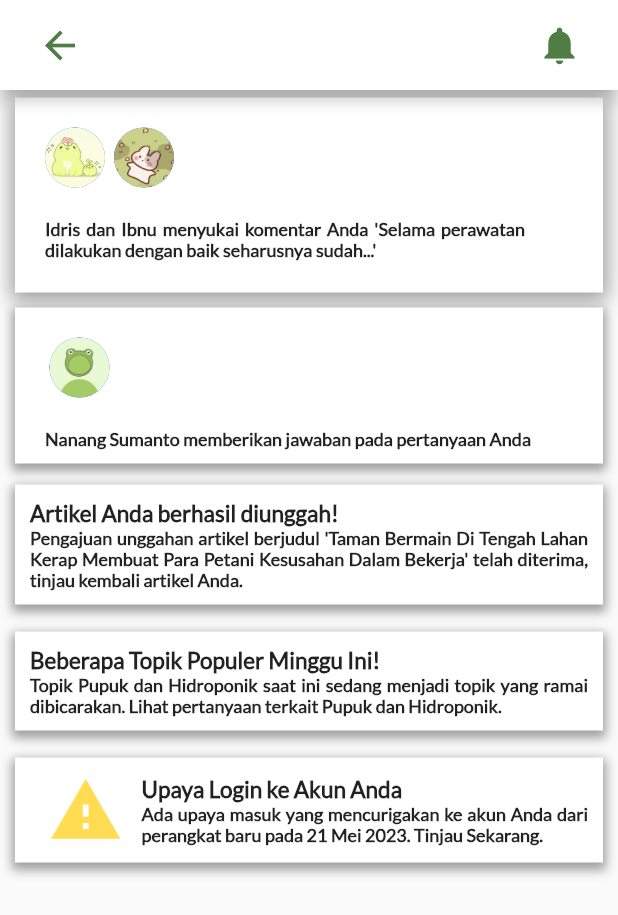
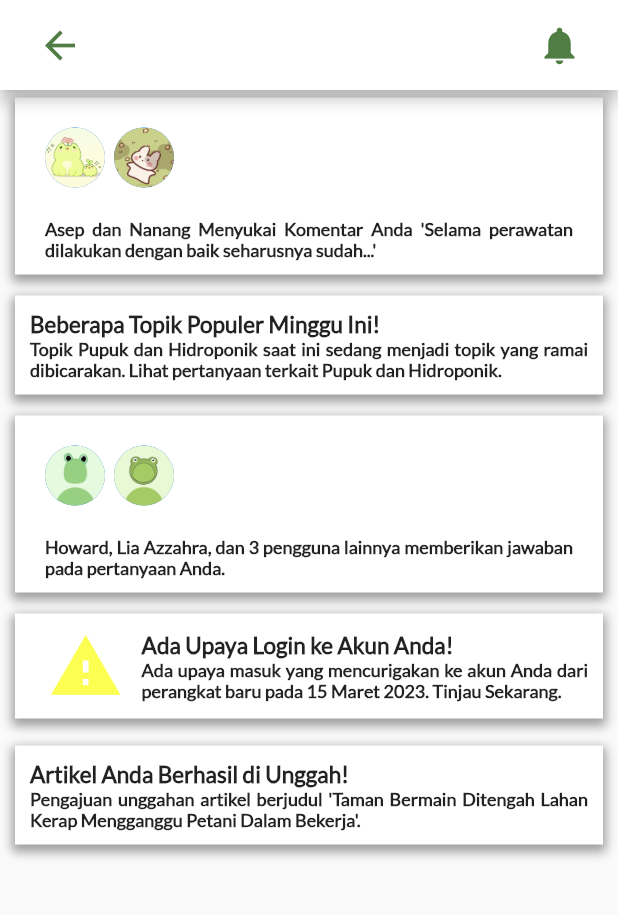
Before and after one commit to anandashadrina/AgroTalk, a Flutter app: the NotificationUserPage screen opened directly, on a phone screen of 412 x 824 dp. Shown: the top 915 px of the screen. Run offline on Flutter 3.47's test engine with Material 2 defaults, Android fonts, the phone set to English and light mode, and no system bars; our stand-ins replace font_awesome_flutter; missing offline and left inert: image_card.

Commit message:
update notif

```diff
--- a/lib/Pages/User Page/NotificationUserPage.dart
+++ b/lib/Pages/User Page/NotificationUserPage.dart
@@ -20,7 +20,7 @@ class _NotificationUserPageState extends State<NotificationUserPage> {
         title: IconButton(
           icon: Icon(
             Icons.arrow_back,
-            color: Color(0xFF4F7D43),
+            color: const Color(0xFF4F7D43),
             size: 30,
           ),
           onPressed: () {
@@ -37,7 +37,7 @@ class _NotificationUserPageState extends State<NotificationUserPage> {
               color: Color(0xFF4F7D43),
               size: 30,
             ),
-            padding: EdgeInsets.fromLTRB(10, 0, 30, 0),
+            padding: const EdgeInsets.fromLTRB(10, 0, 30, 0),
           ),
         ],
       ),
@@ -49,29 +49,26 @@ class _NotificationUserPageState extends State<NotificationUserPage> {
               child: Column(
                 crossAxisAlignment: CrossAxisAlignment.start,
                 children: [
+
                   // isi notifikasi
                   Padding(
                     padding: const EdgeInsets.symmetric(vertical: 5),
                     child: Container(
-                      width: 400,
-                      height: 130,
                       decoration: BoxDecoration(
                         color: Colors.white,
                         boxShadow: [
                           BoxShadow(
                               color: Colors.grey,
-                              spreadRadius: 3,
-                              blurRadius: 10,
+                              spreadRadius: 2,
+                              blurRadius: 5,
                               offset: Offset(0, 3))
                         ],
                       ),
                       child: Column(
                         crossAxisAlignment: CrossAxisAlignment.start,
                         children: [
-                          //isi notif
                           Padding(
-                            padding: const EdgeInsets.symmetric(
-                                horizontal: 20, vertical: 20),
+                            padding: const EdgeInsets.all(20),
                             child: Row(
                               children: [
                                 Container(
@@ -94,58 +91,6 @@ class _NotificationUserPageState extends State<NotificationUserPage> {
                             ),
                           ),
                           Container(
-                            width: 360,
-                            child: Expanded(
-                                child: Padding(
-                              padding: EdgeInsets.only(
-                                  left: 20, bottom: 10, right: 20),
-                              child: Text(
-                                "Idris dan Ibnu menyukai komentar Anda 'Selama perawatan dilakukan dengan baik seharusnya sudah...'",
-                                textAlign: TextAlign.justify,
-                                style: TextStyle(
-                                    fontSize: 12,
-                                    fontFamily: 'lato',
-                                    fontWeight: FontWeight.bold),
-                              ),
-                            )),
-                          ),
-                        ],
-                      ),
-                    ),
-                  ),
-                   // isi notifikasi
-                  Padding(
-                    padding: const EdgeInsets.symmetric(vertical: 5),
-                    child: Container(
-                      decoration: BoxDecoration(
-                        color: Colors.white,
-                        boxShadow: [
-                          BoxShadow(
-                              color: Colors.grey,
-                              spreadRadius: 2,
-                              blurRadius: 5,
-                              offset: Offset(0, 3))
-                        ],
-                      ),
-                      child: Column(
-                        crossAxisAlignment: CrossAxisAlignment.start,
-                        children: [
-                          Padding(
-                            padding: const EdgeInsets.all(20),
-                            child: Row(
-                              children: [
-                                Container(
-                                  padding: const EdgeInsets.only(left: 3),
-                                  child: const CircleAvatar(
-                                    radius: 20,
-                                    backgroundImage:
-                                        AssetImage('assets/image/user2.jpg'),
-                                  ),
-                                ),
-                              ],
-                            ),
-                          ),
-                          Container(
                             padding: EdgeInsets.only(
                                 left: 20, bottom: 10, right: 20),
                             child: Expanded(
@@ -154,7 +99,7 @@ class _NotificationUserPageState extends State<NotificationUserPage> {
                                   Wrap(
                                     children: [
                                       Text(
-                                        "Nanang Sumanto memberikan jawaban pada pertanyaan Anda",
+                                        "Asep dan Nanang Menyukai Komentar Anda 'Selama perawatan dilakukan dengan baik seharusnya sudah...'",
                                         textAlign: TextAlign.justify,
                                         style: TextStyle(
                                             fontSize: 12,
@@ -169,59 +114,6 @@ class _NotificationUserPageState extends State<NotificationUserPage> {
                           ),
                         ],
                       ),
-                    ),
-                  ),
-
-                   //isi notifikasi
-                    Padding(
-                    padding: const EdgeInsets.symmetric(vertical: 9),
-                    child: Container(
-                      decoration: BoxDecoration(
-                        color: Colors.white,
-                        boxShadow: [
-                          BoxShadow(
-                              color: Colors.grey,
-                              spreadRadius: 2,
-                              blurRadius: 5,
-                              offset: Offset(0, 3))
-                        ],
-                      ),
-                      child: Row(
-                        mainAxisAlignment: MainAxisAlignment.center,
-                        crossAxisAlignment: CrossAxisAlignment.center,
-                        children: [
-                          Expanded(
-                            flex: 4,
-                            child: Column(
-                              crossAxisAlignment: CrossAxisAlignment.start,
-                              // mainAxisAlignment: MainAxisAlignment.spaceEvenly,
-                              children: [
-                                Text(
-                                  "Artikel Anda berhasil diunggah!",
-                                  style: TextStyle(
-                                    fontSize: 15,
-                                    fontWeight: FontWeight.bold,
-                                    fontFamily: 'lato',
-                                  ),
-                                ),
-                                Wrap(
-                                  children: [
-                                    Text(
-                                      "Pengajuan unggahan artikel berjudul 'Taman Bermain Di Tengah Lahan Kerap Membuat Para Petani Kesusahan Dalam Bekerja' telah diterima, tinjau kembali artikel Anda.",
-                                      textAlign: TextAlign.justify,
-                                      style: TextStyle(
-                                          fontSize: 12,
-                                          fontFamily: 'lato',
-                                          fontWeight: FontWeight.bold),
-                                    ),
-                                  ],
-                                ),
-                              ],
-                            ),
-                          )
-                        ],
-                      ),
-                      padding: EdgeInsets.all(10),
                     ),
                   ),
 
@@ -278,8 +170,75 @@ class _NotificationUserPageState extends State<NotificationUserPage> {
                     ),
                   ),
 
+                  // isi notifikasi
+                  Padding(
+                    padding: const EdgeInsets.symmetric(vertical: 5),
+                    child: Container(
+                      decoration: BoxDecoration(
+                        color: Colors.white,
+                        boxShadow: [
+                          BoxShadow(
+                              color: Colors.grey,
+                              spreadRadius: 2,
+                              blurRadius: 5,
+                              offset: Offset(0, 3))
+                        ],
+                      ),
+                      child: Column(
+                        crossAxisAlignment: CrossAxisAlignment.start,
+                        children: [
+                          Padding(
+                            padding: const EdgeInsets.all(20),
+                            child: Row(
+                              children: [
+                                Container(
+                                  padding: const EdgeInsets.only(right: 3),
+                                  child: const CircleAvatar(
+                                    radius: 20,
+                                    backgroundImage:
+                                        AssetImage('assets/image/user3.jpg'),
+                                  ),
+                                ),
+                                Container(
+                                  padding: const EdgeInsets.only(left: 3),
+                                  child: const CircleAvatar(
+                                    radius: 20,
+                                    backgroundImage:
+                                        AssetImage('assets/image/user2.jpg'),
+                                  ),
+                                ),
+                              ],
+                            ),
+                          ),
+                          Container(
+                            padding: EdgeInsets.only(
+                                left: 20, bottom: 10, right: 20),
+                            child: Expanded(
+                              child: Column(
+                                children: [
+                                  Wrap(
+                                    children: [
+                                      Text(
+                                        "Howard, Lia Azzahra, dan 3 pengguna lainnya memberikan jawaban pada pertanyaan Anda. ",
+                                        textAlign: TextAlign.justify,
+                                        style: TextStyle(
+                                            fontSize: 12,
+                                            fontFamily: 'lato',
+                                            fontWeight: FontWeight.bold),
+                                      ),
+                                    ],
+                                  ),
+                                ],
+                              ),
+                            ),
+                          ),
+                        ],
+                      ),
+                    ),
+                  ),
+
                   //isi notifikasi
-                    Padding(
+                  Padding(
                     padding: const EdgeInsets.symmetric(vertical: 9),
                     child: Container(
                       decoration: BoxDecoration(
@@ -301,7 +260,7 @@ class _NotificationUserPageState extends State<NotificationUserPage> {
                             child: Icon(
                               Icons.warning_outlined,
                               size: 50,
-                              color: Color.fromARGB(255, 255, 220, 82),
+                              color: Color.fromARGB(255, 252, 255, 82),
                             ),
                           ),
                           Expanded(
@@ -311,7 +270,7 @@ class _NotificationUserPageState extends State<NotificationUserPage> {
                               // mainAxisAlignment: MainAxisAlignment.spaceEvenly,
                               children: [
                                 Text(
-                                  "Upaya Login ke Akun Anda",
+                                  "Ada Upaya Login ke Akun Anda!",
                                   style: TextStyle(
                                     fontSize: 15,
                                     fontWeight: FontWeight.bold,
@@ -321,7 +280,59 @@ class _NotificationUserPageState extends State<NotificationUserPage> {
                                 Wrap(
                                   children: [
                                     Text(
-                                      "Ada upaya masuk yang mencurigakan ke akun Anda dari perangkat baru pada 21 Mei 2023. Tinjau Sekarang.",
+                                      "Ada upaya masuk yang mencurigakan ke akun Anda dari perangkat baru pada 15 Maret 2023. Tinjau Sekarang.",
+                                      textAlign: TextAlign.justify,
+                                      style: TextStyle(
+                                          fontSize: 12,
+                                          fontFamily: 'lato',
+                                          fontWeight: FontWeight.bold),
+                                    ),
+                                  ],
+                                ),
+                              ],
+                            ),
+                          )
+                        ],
+                      ),
+                      padding: EdgeInsets.all(10),
+                    ),
+                  ),
+                  //isi notifikasi
+                    Padding(
+                    padding: const EdgeInsets.symmetric(vertical: 9),
+                    child: Container(
+                      decoration: BoxDecoration(
+                        color: Colors.white,
+                        boxShadow: [
+                          BoxShadow(
+                              color: Colors.grey,
+                              spreadRadius: 2,
+                              blurRadius: 5,
+                              offset: Offset(0, 3))
+                        ],
+                      ),
+                      child: Row(
+                        mainAxisAlignment: MainAxisAlignment.center,
+                        crossAxisAlignment: CrossAxisAlignment.center,
+                        children: [
+                          Expanded(
+                            flex: 4,
+                            child: Column(
+                              crossAxisAlignment: CrossAxisAlignment.start,
+                              // mainAxisAlignment: MainAxisAlignment.spaceEvenly,
+                              children: [
+                                Text(
+                                  "Artikel Anda Berhasil di Unggah!",
+                                  style: TextStyle(
+                                    fontSize: 15,
+                                    fontWeight: FontWeight.bold,
+                                    fontFamily: 'lato',
+                                  ),
+                                ),
+                                Wrap(
+                                  children: [
+                                    Text(
+                                      "Pengajuan unggahan artikel berjudul 'Taman Bermain Ditengah Lahan Kerap Mengganggu Petani Dalam Bekerja'.",
                                       textAlign: TextAlign.justify,
                                       style: TextStyle(
                                           fontSize: 12,
@@ -341,9 +352,9 @@ class _NotificationUserPageState extends State<NotificationUserPage> {
                 ],
               ),
             ),
-          )
-        ]
-      ,)
+          ),
+        ],
+      ),
     );
   }
 }
```
